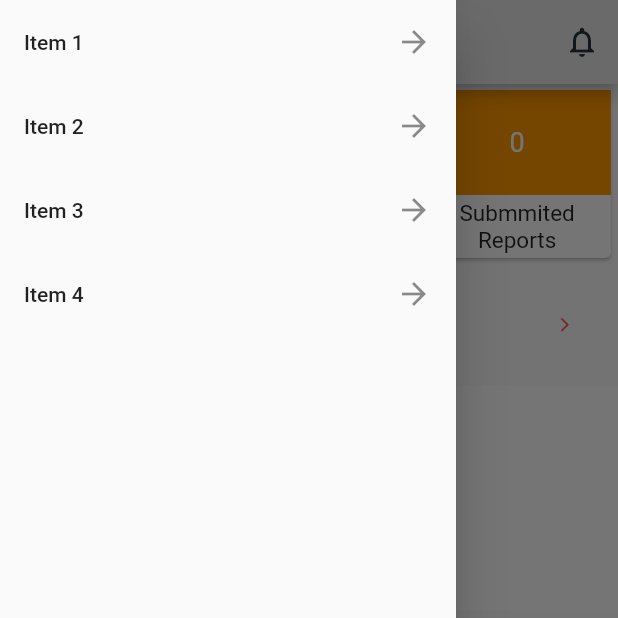
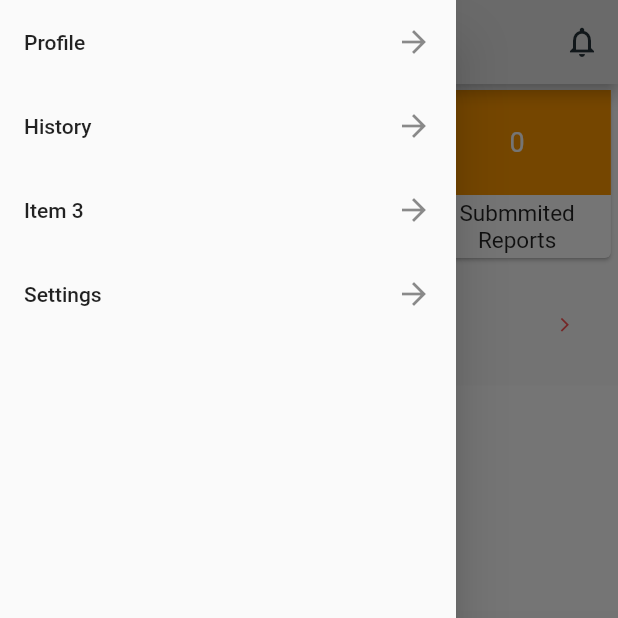
Before and after one commit to kayuyumwaura/app, a Flutter app: the UIApp screen opened directly, with the side drawer open, on a phone screen of 412 x 824 dp, the top half of it. Run offline on Flutter 3.47's test engine with Material 2 defaults, Android fonts, the phone set to English and light mode, and no system bars; our stand-ins replace firebase_auth, firebase_core; accounts and stored records are empty.

Commit message:
update sidenav

```diff
--- a/lib/ui/main1.dart
+++ b/lib/ui/main1.dart
@@ -150,11 +150,11 @@ class UIAppState extends State<UIApp> {
           child: ListView(
     children: <Widget>[
       ListTile(
-        title: Text("Item 1"),
+        title: Text("Profile"),
         trailing: Icon(Icons.arrow_forward),
       ),
       ListTile(
-        title: Text("Item 2"),
+        title: Text("History"),
         trailing: Icon(Icons.arrow_forward),
       ),
        ListTile(
@@ -162,7 +162,7 @@ class UIAppState extends State<UIApp> {
         trailing: Icon(Icons.arrow_forward),
       ),
       ListTile(
-        title: Text("Item 4"),
+        title: Text("Settings"),
         trailing: Icon(Icons.arrow_forward),
       ),
     ],
```
